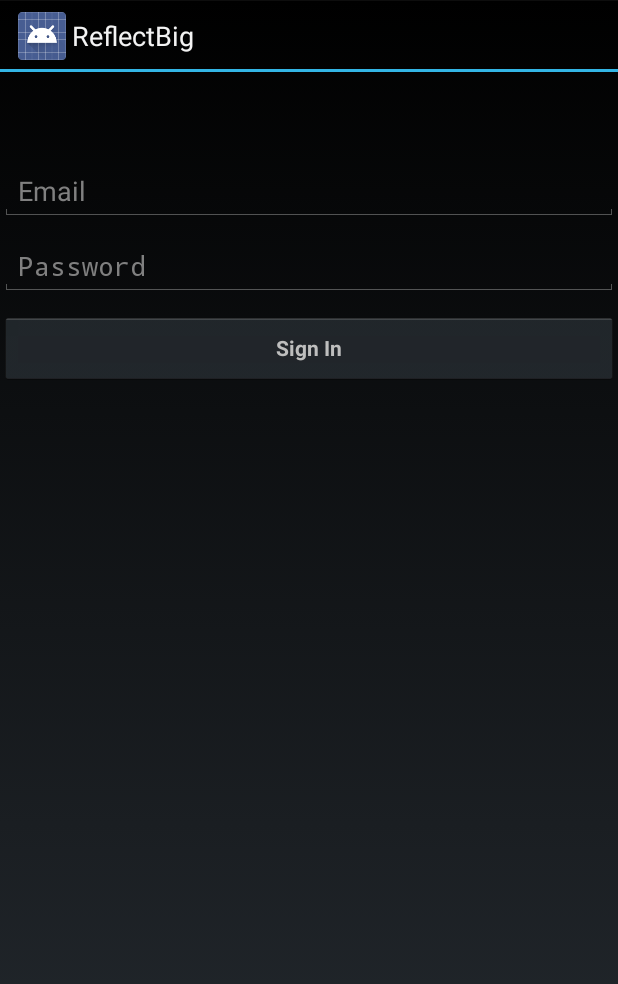
After one commit to DavidPalmer/Aperture, an Android app: the layout activity_login.xml on its own in the app's theme, with its tools: preview values and no code run, on a phone screen of 412 x 824 dp. The commit adds this screen. Shown: the top 984 px of the screen. Run offline under Robolectric (Android 15) with nearby library versions, the phone set to English and light mode, and no system bars.

Commit message:
Login Module Added
This commit will provide the login to the application.

Known bug
------------
After logout back button moves to view events page

```diff
--- a/app/build.gradle
+++ b/app/build.gradle
@@ -25,4 +25,5 @@ dependencies {
     compile files('libs/android-support-v4.jar')
     compile files('libs/picasso-2.3.2.jar')
     compile project(':HeaderListView')
+    compile files('libs/Parse-1.5.1.jar')
 }
--- a/app/src/main/java/com/rewyndr/reflectbig/activity/SinglePhotoViewActivity.java
+++ b/app/src/main/java/com/rewyndr/reflectbig/activity/SinglePhotoViewActivity.java
@@ -23,6 +23,7 @@ import android.widget.ViewSwitcher;
 import com.rewyndr.reflectbig.R;
 import com.rewyndr.reflectbig.common.Constants;
 import com.rewyndr.reflectbig.common.PhotoType;
+import com.rewyndr.reflectbig.common.PreferenceConstants;
 import com.rewyndr.reflectbig.interfaces.PhotoService;
 import com.rewyndr.reflectbig.service.ServiceFactory;
 import com.squareup.picasso.Picasso;
@@ -143,14 +144,14 @@ public class SinglePhotoViewActivity extends Activity {
     }
 
     private int getCurrentPositionFromPause() {
-        SharedPreferences preferences = getSharedPreferences(CURRENT_POSITION, MODE_PRIVATE);
+        SharedPreferences preferences = getSharedPreferences(PreferenceConstants.PREFERENCE_NAME, MODE_PRIVATE);
         return preferences.getInt(CURRENT_POSITION, 0);
     }
 
     @Override
     public void onDestroy(){
         super.onDestroy();
-        SharedPreferences preferences = getSharedPreferences(CURRENT_POSITION, MODE_PRIVATE);
+        SharedPreferences preferences = getSharedPreferences(PreferenceConstants.PREFERENCE_NAME, MODE_PRIVATE);
         SharedPreferences.Editor editor = preferences.edit();
         if(isFinishing()) {
             mCurrentPosition = 0;
--- /dev/null
+++ b/app/src/main/res/layout/activity_login.xml
@@ -0,0 +1,57 @@
+<RelativeLayout xmlns:android="http://schemas.android.com/apk/res/android"
+    xmlns:tools="http://schemas.android.com/tools"
+    android:layout_width="match_parent"
+    android:layout_height="match_parent"
+    tools:context="com.rewyndr.reflectbig.activity.LoginActivity">
+
+    <!--
+    <EditText
+        android:id="@+id/password"
+        android:layout_width="match_parent"
+        android:layout_height="wrap_content"
+        android:hint="password"
+        android:imeActionId="@+id/login"
+        android:imeActionLabel="Sign In"
+        android:imeOptions="actionUnspecified"
+        android:inputType="textPassword"
+        android:maxLines="1"
+        android:singleLine="true"/>
+
+    <Button
+        android:id="@+id/email_sign_in_button"
+        style="?android:textAppearanceSmall"
+        android:layout_width="match_parent"
+        android:layout_height="wrap_content"
+        android:layout_marginTop="16dp"
+        android:text="Sign In"
+        android:textStyle="bold"/>-->
+    <AutoCompleteTextView
+        android:layout_width="match_parent"
+        android:layout_height="wrap_content"
+        android:hint="Email"
+        android:inputType="textEmailAddress"
+        android:id="@+id/txt_autoCompleteLogin"
+        android:layout_alignParentTop="true"
+        android:layout_centerHorizontal="true"
+        android:layout_marginTop="60dp" />
+
+    <EditText
+        android:layout_width="match_parent"
+        android:layout_height="wrap_content"
+        android:inputType="textPassword"
+        android:hint="Password"
+        android:ems="10"
+        android:id="@+id/txt_password"
+        android:layout_alignParentTop="true"
+        android:layout_centerHorizontal="true"
+        android:layout_marginTop="110dp" />
+
+    <Button
+        android:id="@+id/email_sign_in_button"
+        style="?android:textAppearanceSmall"
+        android:layout_width="match_parent"
+        android:layout_height="wrap_content"
+        android:layout_marginTop="160dp"
+        android:text="Sign In"
+        android:textStyle="bold"/>
+</RelativeLayout>
--- a/app/src/main/res/menu/events_list.xml
+++ b/app/src/main/res/menu/events_list.xml
@@ -1,9 +1,8 @@
 <menu xmlns:android="http://schemas.android.com/apk/res/android"
     xmlns:tools="http://schemas.android.com/tools"
     tools:context="com.rewyndr.reflectbig.activity.EventsListActivity">
-    <item
-        android:id="@+id/action_settings"
+    <item android:id="@+id/user_logout"
         android:orderInCategory="100"
         android:showAsAction="never"
-        android:title="@string/action_settings" />
+        android:title="@string/user_logout" />
 </menu>
--- a/app/src/main/res/values/strings.xml
+++ b/app/src/main/res/values/strings.xml
@@ -14,5 +14,7 @@
     <string name="Event_name">Enter Event Name</string>
     <string name="event_details">Event Info</string>
     <string name="title_activity_attendee_list">Attendees</string>
+    <string name="title_activity_login">LoginActivity</string>
+    <string name="user_logout">Logout</string>
 
 </resources>
```
Also changed, not shown: app/src/main/AndroidManifest.xml (+12 -8 lines), app/src/main/java/com/rewyndr/reflectbig/activity/EventsListActivity.java (+11 -5 lines), app/src/main/java/com/rewyndr/reflectbig/activity/LoginActivity.java (added, +129 -0 lines), app/src/main/java/com/rewyndr/reflectbig/common/PreferenceConstants.java (added, +10 -0 lines), app/src/main/res/menu/login.xml (added, +8 -0 lines).
